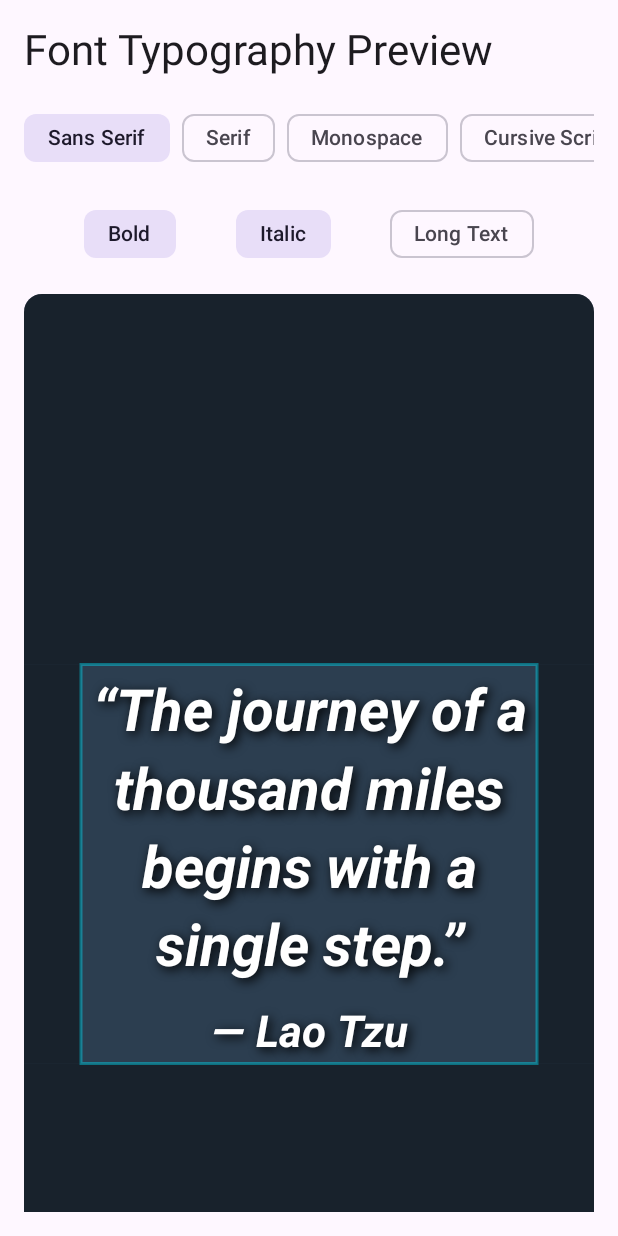
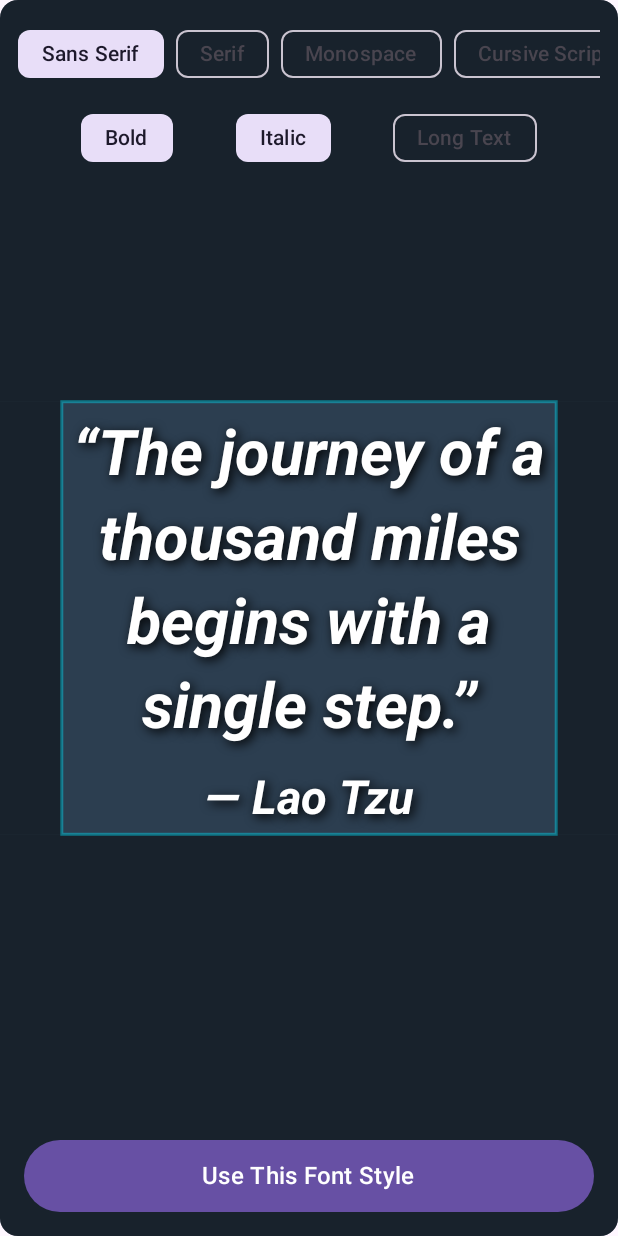
Before and after one commit to AporSz/WallpaperApp, an Android app built with Jetpack Compose: the composable FontPreviewScreen shown on its own in the app's theme, on a phone screen of 412 x 824 dp. Run offline under Robolectric (Android 15) with nearby library versions, the phone set to English and light mode, and no system bars; libraries missing offline, so code that uses them is left out: androidx.palette.graphics.

Commit message:
feat(step-3): unify clean long-press preview and full-aspect symmetry across all preview screens

```diff
--- a/app/src/main/java/com/example/wallpaperapp/ui/font/FontPreviewScreen.kt
+++ b/app/src/main/java/com/example/wallpaperapp/ui/font/FontPreviewScreen.kt
@@ -10,20 +10,14 @@ import androidx.compose.foundation.background
 import androidx.compose.foundation.horizontalScroll
 import androidx.compose.foundation.layout.Arrangement
 import androidx.compose.foundation.layout.Box
-import androidx.compose.foundation.layout.BoxWithConstraints
 import androidx.compose.foundation.layout.Column
 import androidx.compose.foundation.layout.Row
-import androidx.compose.foundation.layout.aspectRatio
 import androidx.compose.foundation.layout.fillMaxSize
 import androidx.compose.foundation.layout.fillMaxWidth
 import androidx.compose.foundation.layout.height
 import androidx.compose.foundation.layout.padding
 import androidx.compose.foundation.rememberScrollState
-import androidx.compose.foundation.shape.RoundedCornerShape
-import androidx.compose.foundation.verticalScroll
 import androidx.compose.material3.Button
-import androidx.compose.material3.Card
-import androidx.compose.material3.CardDefaults
 import androidx.compose.material3.FilterChip
 import androidx.compose.material3.MaterialTheme
 import androidx.compose.material3.OutlinedButton
@@ -35,7 +29,6 @@ import androidx.compose.runtime.getValue
 import androidx.compose.runtime.mutableStateOf
 import androidx.compose.runtime.remember
 import androidx.compose.runtime.setValue
-import androidx.compose.ui.Alignment
 import androidx.compose.ui.Modifier
 import androidx.compose.ui.geometry.Offset
 import androidx.compose.ui.geometry.Size
@@ -50,9 +43,9 @@ import coil.compose.AsyncImage
 import com.example.wallpaperapp.domain.engine.ContrastResult
 import com.example.wallpaperapp.domain.model.Quote
 import com.example.wallpaperapp.domain.model.QuoteFont
-import com.example.wallpaperapp.domain.model.TextOrientation
 import com.example.wallpaperapp.graphics.PaletteContrastAnalyzer
 import com.example.wallpaperapp.graphics.QuoteTextCanvasDrawer
+import com.example.wallpaperapp.ui.components.CleanWallpaperPreviewScaffold
 import com.example.wallpaperapp.ui.dashboard.DashboardViewModel
 import com.example.wallpaperapp.ui.zone.ZoneEditorViewModel
 import kotlinx.coroutines.Dispatchers
@@ -148,21 +141,14 @@ fun FontPreviewScreen(
 
     val activeQuote = if (useLongQuotePreview) longQuote else sampleQuote
 
-    val displayMetrics = context.resources.displayMetrics
-    val screenAspectRatio = displayMetrics.widthPixels.toFloat() / displayMetrics.heightPixels.toFloat().coerceAtLeast(1f)
-
+    CleanWallpaperPreviewScaffold(
+        topControls = {
             Column(
                 modifier = Modifier
-            .fillMaxSize()
-            .padding(16.dp)
-            .verticalScroll(rememberScrollState()),
-        verticalArrangement = Arrangement.spacedBy(16.dp)
+                    .fillMaxWidth()
+                    .padding(12.dp),
+                verticalArrangement = Arrangement.spacedBy(8.dp)
             ) {
-        Text(
-            text = "Font Typography Preview",
-            style = MaterialTheme.typography.headlineMedium
-        )
-
                 // Built-in Font Presets Selector
                 Row(
                     modifier = Modifier
@@ -209,16 +195,25 @@ fun FontPreviewScreen(
                         label = { Text("Long Text") }
                     )
                 }
-
-        // Wallpaper Aspect Ratio Live Canvas Card with 1:1 Bounding Box Auto-Fitting
-        Card(
+            }
+        },
+        bottomControls = {
+            Button(
+                onClick = {
+                    dashboardViewModel.setQuoteFontId(previewFontId)
+                    dashboardViewModel.setIsBold(previewIsBold)
+                    dashboardViewModel.setIsItalic(previewIsItalic)
+                    onConfirmFont()
+                },
                 modifier = Modifier
                     .fillMaxWidth()
-                .aspectRatio(screenAspectRatio),
-            colors = CardDefaults.cardColors(containerColor = MaterialTheme.colorScheme.surfaceVariant),
-            shape = RoundedCornerShape(12.dp)
+                    .padding(16.dp)
+                    .height(48.dp)
             ) {
-            BoxWithConstraints(modifier = Modifier.fillMaxSize()) {
+                Text("Use This Font Style", style = MaterialTheme.typography.titleMedium)
+            }
+        }
+    ) { isClean ->
         val containerWidthPx = this.constraints.maxWidth.toFloat()
         val containerHeightPx = this.constraints.maxHeight.toFloat()
         val density = LocalDensity.current
@@ -246,6 +241,7 @@ fun FontPreviewScreen(
             val rightPx = rect.right * containerWidthPx
             val bottomPx = rect.bottom * containerHeightPx
 
+            if (!isClean) {
                 val scrimColor = Color.Black.copy(alpha = 0.45f)
                 drawRect(scrimColor, Offset(0f, 0f), Size(containerWidthPx, topPx))
                 drawRect(scrimColor, Offset(0f, bottomPx), Size(containerWidthPx, containerHeightPx - bottomPx))
@@ -259,6 +255,7 @@ fun FontPreviewScreen(
                     size = Size(rightPx - leftPx, bottomPx - topPx),
                     style = androidx.compose.ui.graphics.drawscope.Stroke(width = 2.dp.toPx())
                 )
+            }
 
             // 1:1 Bounding-Box-Filling Native Canvas Render with Dynamic Contrast & Glow
             drawIntoCanvas { composeCanvas ->
@@ -285,21 +282,4 @@ fun FontPreviewScreen(
     }
 }
 
-        // Use This Font Action Button
-        Button(
-            onClick = {
-                dashboardViewModel.setQuoteFontId(previewFontId)
-                dashboardViewModel.setIsBold(previewIsBold)
-                dashboardViewModel.setIsItalic(previewIsItalic)
-                onConfirmFont()
-            },
-            modifier = Modifier
-                .fillMaxWidth()
-                .height(50.dp)
-        ) {
-            Text("Use This Font Style", style = MaterialTheme.typography.titleMedium)
-        }
-    }
-}
-
 private fun String?.isNullInEmpty(): Boolean = this == null || this.isEmpty()
```
Also changed, not shown: app/src/main/java/com/example/wallpaperapp/ui/color/ColorSchemePreviewScreen.kt (+79 -81 lines), app/src/main/java/com/example/wallpaperapp/ui/pools/PoolsScreen.kt (+55 -68 lines), 1 other file. Lines whose indentation alone changed are shown as unchanged.
